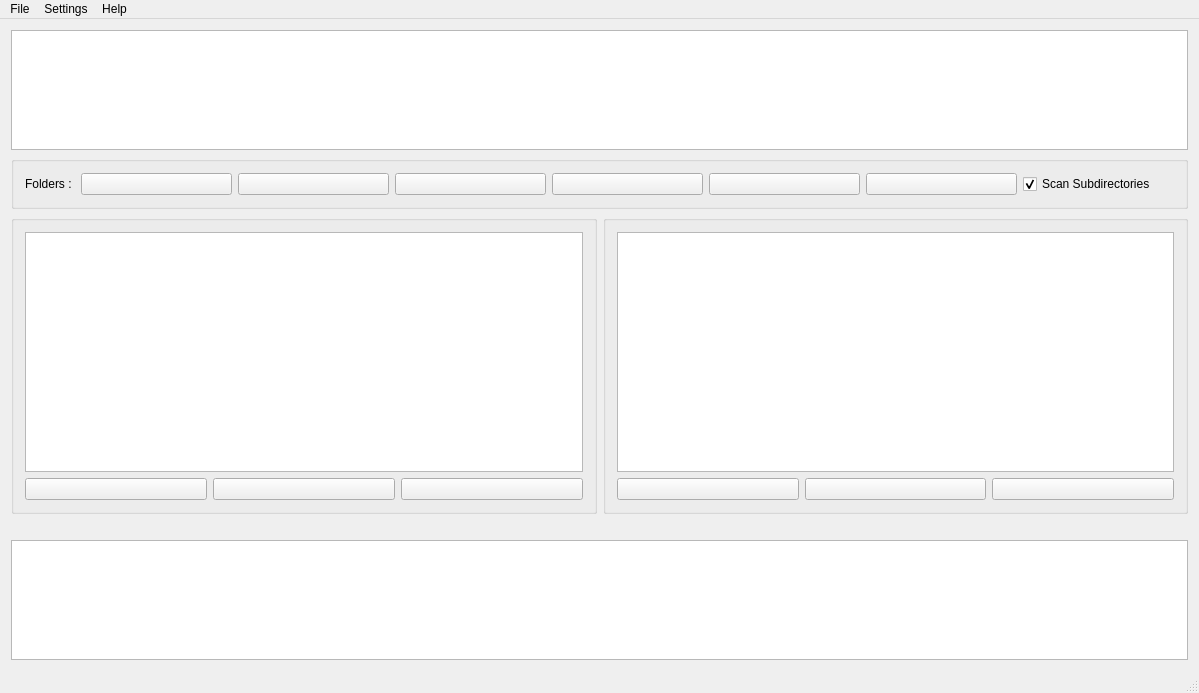
Old version of the form mainwindow.ui in the repository stereomatchingkiss/similar_vision.
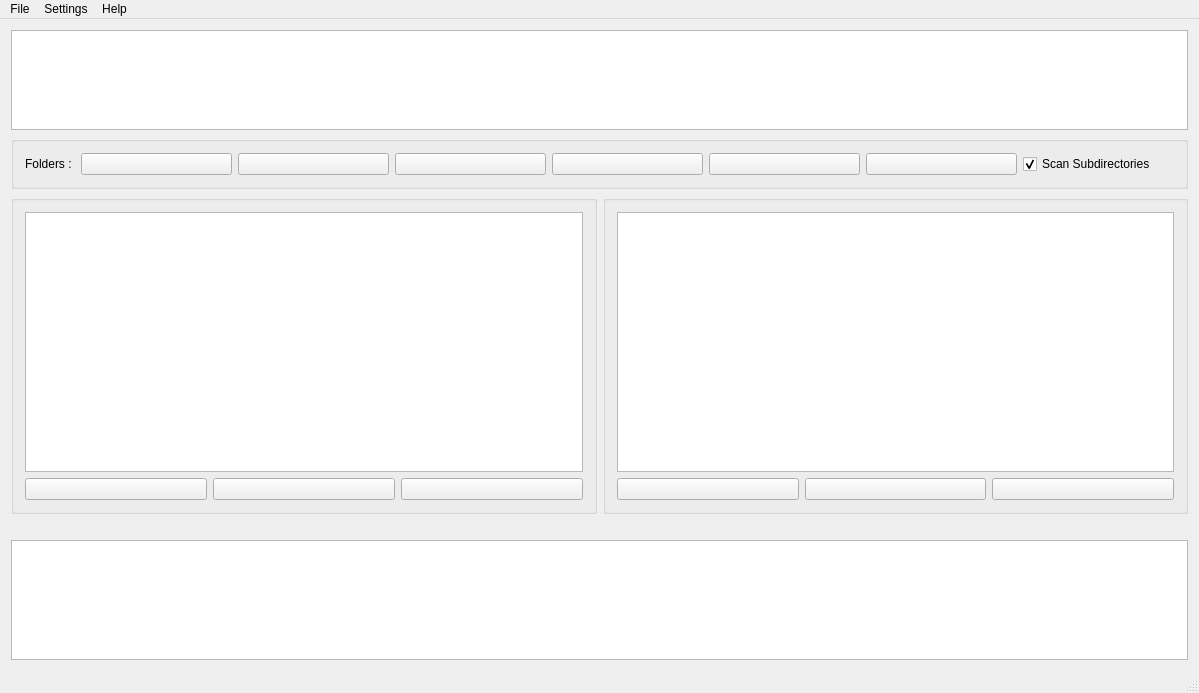
New version of the form. Icons and pictures are not drawn. Custom widgets are drawn as their Qt base class.

Commit message: adjust layout

```diff
--- a/mainwindow.ui
+++ b/mainwindow.ui
@@ -18,11 +18,23 @@
     <item row="0" column="0">
      <widget class="paint_custom_words" name="list_view_folder">
       <property name="sizePolicy">
-       <sizepolicy hsizetype="Expanding" vsizetype="Maximum">
+       <sizepolicy hsizetype="Expanding" vsizetype="Fixed">
         <horstretch>0</horstretch>
         <verstretch>0</verstretch>
        </sizepolicy>
       </property>
+      <property name="minimumSize">
+       <size>
+        <width>0</width>
+        <height>100</height>
+       </size>
+      </property>
+      <property name="maximumSize">
+       <size>
+        <width>16777215</width>
+        <height>100</height>
+       </size>
+      </property>
      </widget>
     </item>
     <item row="1" column="0">
@@ -313,11 +325,23 @@
     <item row="5" column="0">
      <widget class="QTableView" name="table_view_similar_pics">
       <property name="sizePolicy">
-       <sizepolicy hsizetype="Expanding" vsizetype="Maximum">
+       <sizepolicy hsizetype="Expanding" vsizetype="Fixed">
         <horstretch>0</horstretch>
         <verstretch>0</verstretch>
        </sizepolicy>
       </property>
+      <property name="minimumSize">
+       <size>
+        <width>0</width>
+        <height>120</height>
+       </size>
+      </property>
+      <property name="maximumSize">
+       <size>
+        <width>16777215</width>
+        <height>120</height>
+       </size>
+      </property>
      </widget>
     </item>
    </layout>
```
